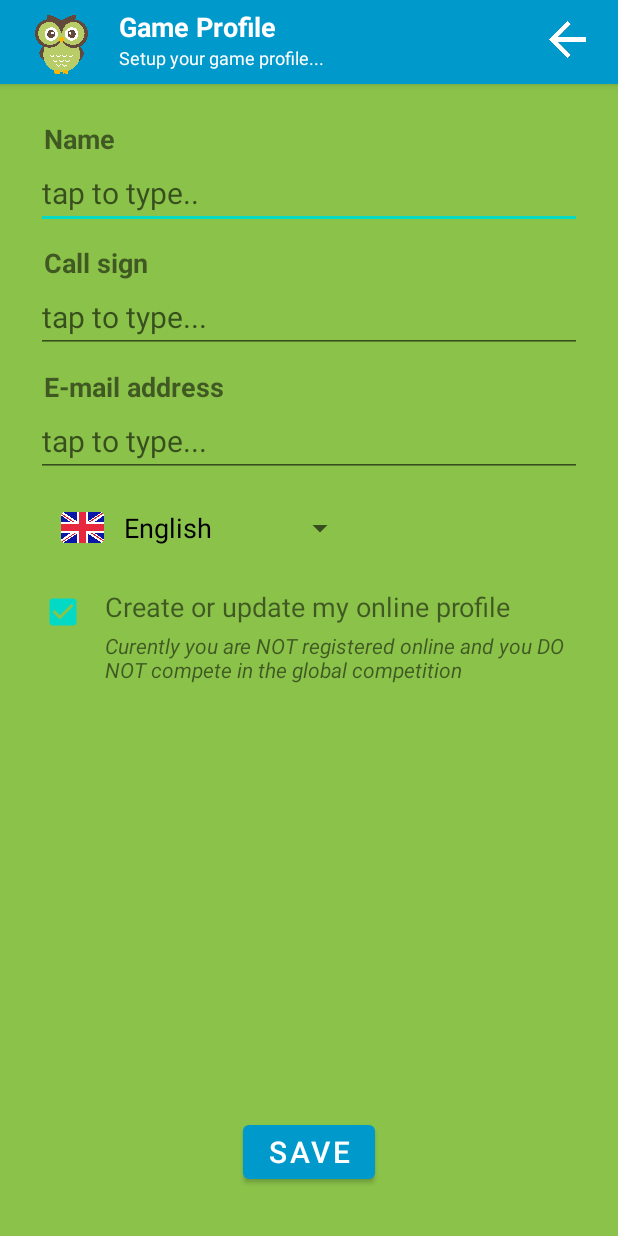
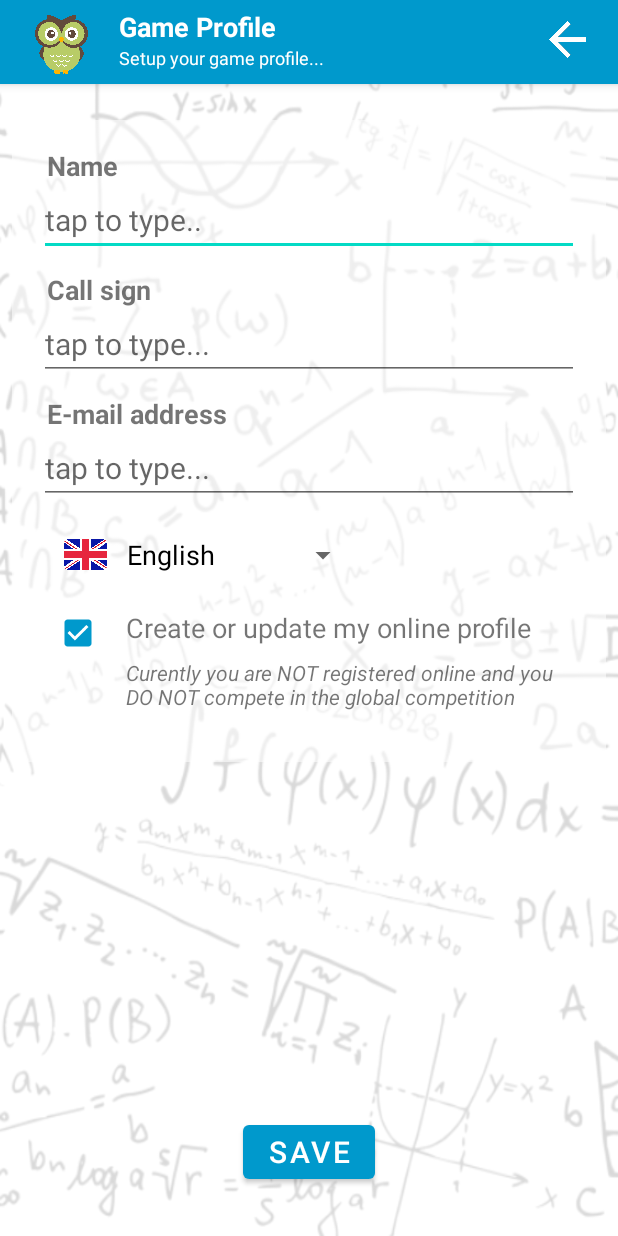
Before and after one commit to dennisbr3003/MyRegistration, an Android app: the screen it shows after launch (RegisterActivity), after a tap on "PROFILE", on a phone screen of 412 x 824 dp. Run offline under Robolectric (Android 15) with nearby library versions, the phone set to English and light mode, and no system bars; network calls fail.

Commit message:
Designed registration fragment. Error handling webclient. Added generated device unique tokens

```diff
--- a/app/src/main/java/com/dennisbrink/mt/global/myregistration/FormFragment.java
+++ b/app/src/main/java/com/dennisbrink/mt/global/myregistration/FormFragment.java
@@ -3,6 +3,8 @@ package com.dennisbrink.mt.global.myregistration;
 import android.content.Intent;
 import android.os.Bundle;
 
+import androidx.appcompat.content.res.AppCompatResources;
+import androidx.core.content.res.ResourcesCompat;
 import androidx.fragment.app.Fragment;
 
 import android.util.Log;
@@ -13,6 +15,7 @@ import android.widget.AdapterView;
 import android.widget.Button;
 import android.widget.CheckBox;
 import android.widget.EditText;
+import android.widget.FrameLayout;
 import android.widget.Spinner;
 import android.widget.TextView;
 
@@ -58,6 +61,9 @@ public class FormFragment extends Fragment implements AdapterView.OnItemSelected
         etDisplayName = v.findViewById(R.id.etDisplayName);
         etCallSign = v.findViewById(R.id.etCallSign);
         etEmailAddress = v.findViewById(R.id.etEmailAddress);
+
+//        FrameLayout fl = v.findViewById(R.id.frameLayoutProfile);
+//        fl.setBackground(AppCompatResources.getDrawable(requireActivity(), R.drawable.math15));
 
         Spinner spin = v.findViewById(R.id.spinLanguage);
         spin.setOnItemSelectedListener(this);
--- a/app/src/main/res/layout/fragment_form.xml
+++ b/app/src/main/res/layout/fragment_form.xml
@@ -2,10 +2,10 @@
 <androidx.constraintlayout.widget.ConstraintLayout xmlns:android="http://schemas.android.com/apk/res/android"
     xmlns:app="http://schemas.android.com/apk/res-auto"
     xmlns:tools="http://schemas.android.com/tools"
-    android:id="@+id/frameLayout"
+    android:id="@+id/frameLayoutProfile"
     android:layout_width="match_parent"
     android:layout_height="match_parent"
-    android:background="#8BC34A"
+    android:background="@drawable/math15"
     tools:context=".FormFragment">
 
     <!-- TODO: Update blank fragment layout -->
@@ -25,10 +25,15 @@
         android:id="@+id/linearLayout"
         android:layout_width="0dp"
         android:layout_height="wrap_content"
-        android:layout_marginStart="24dp"
+        android:layout_marginStart="8dp"
         android:layout_marginTop="24dp"
-        android:layout_marginEnd="24dp"
+        android:layout_marginEnd="8dp"
+        android:background="#90FFFFFF"
         android:orientation="vertical"
+        android:paddingStart="18dp"
+        android:paddingTop="18dp"
+        android:paddingEnd="18dp"
+        android:paddingBottom="18dp"
         app:layout_constraintEnd_toEndOf="parent"
         app:layout_constraintHorizontal_bias="0.0"
         app:layout_constraintStart_toStartOf="parent"
@@ -98,42 +103,49 @@
             android:layout_marginTop="10dp"
             android:minHeight="48dp" />
 
-    </LinearLayout>
+        <androidx.constraintlayout.widget.ConstraintLayout
+            android:layout_width="match_parent"
+            android:layout_height="wrap_content">
 
             <CheckBox
                 android:id="@+id/cbUpsertOnline"
                 android:layout_width="wrap_content"
                 android:layout_height="wrap_content"
-        android:layout_marginStart="18dp"
-        android:layout_marginTop="8dp"
+                android:layout_marginStart="2dp"
+                android:layout_marginTop="4dp"
+                android:buttonTint="@color/holo_blue_dark"
                 android:textSize="18sp"
                 app:layout_constraintStart_toStartOf="parent"
-        app:layout_constraintTop_toBottomOf="@+id/linearLayout" />
+                app:layout_constraintTop_toTopOf="parent" />
 
             <TextView
                 android:id="@+id/tvCheckBoxLabel"
                 android:layout_width="0dp"
                 android:layout_height="wrap_content"
-        android:layout_marginStart="4dp"
-        android:layout_marginTop="16dp"
-        android:layout_marginEnd="24dp"
+                android:layout_marginStart="8dp"
+                android:layout_marginTop="12dp"
+                android:layout_marginBottom="4dp"
                 android:text="Create or update my online profile"
                 android:textSize="18sp"
+                app:layout_constraintBottom_toTopOf="@+id/tvOnlineState"
                 app:layout_constraintEnd_toEndOf="parent"
                 app:layout_constraintStart_toEndOf="@+id/cbUpsertOnline"
-        app:layout_constraintTop_toBottomOf="@+id/linearLayout" />
+                app:layout_constraintTop_toTopOf="parent" />
 
             <TextView
                 android:id="@+id/tvOnlineState"
                 android:layout_width="0dp"
                 android:layout_height="wrap_content"
-        android:layout_marginStart="4dp"
                 android:layout_marginTop="4dp"
-        android:layout_marginEnd="24dp"
+                android:layout_marginBottom="16dp"
                 android:text="Curently you are regsiterd online and you compete in the global competition"
                 android:textStyle="italic"
+                app:layout_constraintBottom_toBottomOf="parent"
                 app:layout_constraintEnd_toEndOf="parent"
-        app:layout_constraintStart_toEndOf="@+id/cbUpsertOnline"
+                app:layout_constraintStart_toStartOf="@+id/tvCheckBoxLabel"
                 app:layout_constraintTop_toBottomOf="@+id/tvCheckBoxLabel" />
+        </androidx.constraintlayout.widget.ConstraintLayout>
+
+    </LinearLayout>
 
 </androidx.constraintlayout.widget.ConstraintLayout>
```
Also changed, not shown: app/src/main/java/com/dennisbrink/mt/global/myregistration/ApiConfiguration.java (+11 -18 lines), app/src/main/java/com/dennisbrink/mt/global/myregistration/Hmac.java (added, +55 -0 lines), app/src/main/java/com/dennisbrink/mt/global/myregistration/WebClient.java (+36 -11 lines), app/src/main/res/drawable/math15.webp (added), 1 other file. Lines whose indentation alone changed are shown as unchanged.
